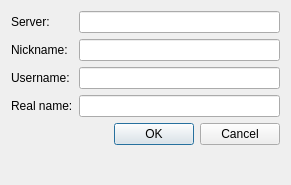
viking/smirch-qt, file src/ui/connectdialog.ui: the form before one commit.
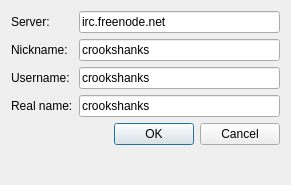
The form after the commit.

Diff of the .ui file:
```diff
--- a/src/ui/connectdialog.ui
+++ b/src/ui/connectdialog.ui
@@ -22,7 +22,11 @@
     </widget>
    </item>
    <item row="0" column="1">
-    <widget class="QLineEdit" name="leServer"/>
+    <widget class="QLineEdit" name="leServer">
+     <property name="text">
+      <string>irc.freenode.net</string>
+     </property>
+    </widget>
    </item>
    <item row="1" column="0">
     <widget class="QLabel" name="lblNickname">
@@ -32,7 +36,11 @@
     </widget>
    </item>
    <item row="1" column="1">
-    <widget class="QLineEdit" name="leNickname"/>
+    <widget class="QLineEdit" name="leNickname">
+     <property name="text">
+      <string>crookshanks</string>
+     </property>
+    </widget>
    </item>
    <item row="2" column="0">
     <widget class="QLabel" name="lblUsername">
@@ -42,7 +50,11 @@
     </widget>
    </item>
    <item row="2" column="1">
-    <widget class="QLineEdit" name="leUsername"/>
+    <widget class="QLineEdit" name="leUsername">
+     <property name="text">
+      <string>crookshanks</string>
+     </property>
+    </widget>
    </item>
    <item row="3" column="0">
     <widget class="QLabel" name="lblRealName">
@@ -62,7 +74,11 @@
     </widget>
    </item>
    <item row="3" column="1">
-    <widget class="QLineEdit" name="leRealName"/>
+    <widget class="QLineEdit" name="leRealName">
+     <property name="text">
+      <string>crookshanks</string>
+     </property>
+    </widget>
    </item>
   </layout>
  </widget>
```
